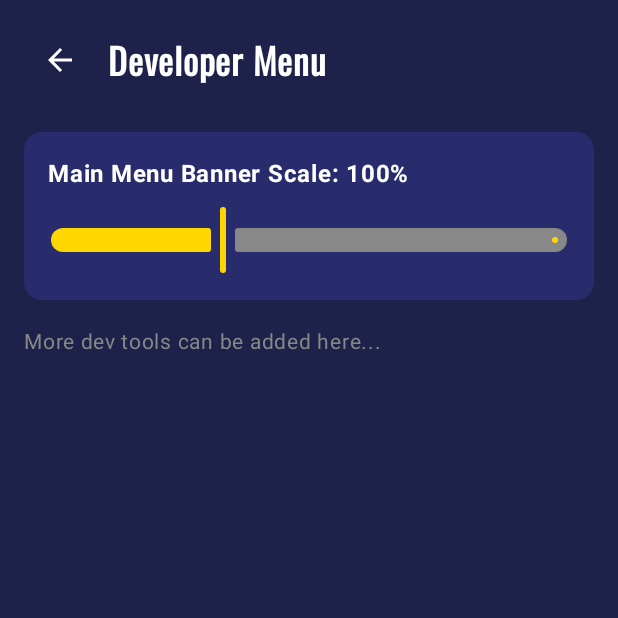
After one commit to craig6412/BetterBlocks, an Android app built with Jetpack Compose: the DeveloperActivity screen opened directly, with no data from a screen before it, on a phone screen of 412 x 824 dp, the top half of it. The commit adds this screen. Run offline under Robolectric (Android 15) with nearby library versions, the phone set to English and light mode, and no system bars.

Commit message:
Making this commit because i am about to switch over to using photoshop for our blocks our banner for the main menu to get it all looking Nice.

```diff
--- /dev/null
+++ b/app/src/main/java/com/betterblocks/DeveloperActivity.kt
@@ -0,0 +1,33 @@
+package com.betterblocks
+
+import android.os.Bundle
+import androidx.activity.ComponentActivity
+import androidx.activity.compose.setContent
+import androidx.compose.foundation.layout.fillMaxSize
+import androidx.compose.material3.MaterialTheme
+import androidx.compose.material3.Surface
+import androidx.compose.ui.Modifier
+import com.betterblocks.ui.DeveloperScreen
+import com.betterblocks.ui.theme.BetterBlocksTheme
+
+class DeveloperActivity : ComponentActivity() {
+    override fun onCreate(savedInstanceState: Bundle?) {
+        super.onCreate(savedInstanceState)
+        setContent {
+            BetterBlocksTheme {
+                // A surface container using the 'background' color from the theme
+                Surface(
+                    modifier = Modifier.fillMaxSize(),
+                    color = MaterialTheme.colorScheme.background
+                ) {
+                    DeveloperScreen(
+                        onBackClicked = {
+                            // Close this activity and return to the previous one (Main Menu)
+                            finish()
+                        }
+                    )
+                }
+            }
+        }
+    }
+}
--- /dev/null
+++ b/app/src/main/java/com/betterblocks/DeveloperScreen.kt
@@ -0,0 +1,87 @@
+package com.betterblocks.ui
+
+import androidx.compose.foundation.background
+import androidx.compose.foundation.layout.*
+import androidx.compose.material.icons.Icons
+import androidx.compose.material.icons.filled.ArrowBack
+import androidx.compose.material3.*
+import androidx.compose.runtime.Composable
+import androidx.compose.ui.Alignment
+import androidx.compose.ui.Modifier
+import androidx.compose.ui.graphics.Color
+import androidx.compose.ui.text.font.FontWeight
+import androidx.compose.ui.unit.dp
+import androidx.compose.ui.unit.sp
+import com.betterblocks.GameSettings
+
+@Composable
+fun DeveloperScreen(onBackClicked: () -> Unit) {
+    // Read the current scale directly from our singleton
+    val currentScale = GameSettings.bannerScale.value
+
+    Surface(
+        modifier = Modifier.fillMaxSize(),
+        color = DarkBackground // Reusing your theme color
+    ) {
+        Column(
+            modifier = Modifier
+                .fillMaxSize()
+                .padding(16.dp)
+        ) {
+            // Header
+            Row(
+                verticalAlignment = Alignment.CenterVertically,
+                modifier = Modifier.padding(bottom = 24.dp)
+            ) {
+                IconButton(onClick = onBackClicked) {
+                    Icon(Icons.Default.ArrowBack, contentDescription = "Back", tint = LightText)
+                }
+                Text(
+                    text = "Developer Menu",
+                    color = LightText,
+                    fontSize = 24.sp,
+                    fontWeight = FontWeight.Bold,
+                    fontFamily = Oswald,
+                    modifier = Modifier.padding(start = 8.dp)
+                )
+            }
+
+            // --- Banner Scale Setting ---
+            Card(
+                colors = CardDefaults.cardColors(containerColor = DeepBlue),
+                modifier = Modifier.fillMaxWidth()
+            ) {
+                Column(modifier = Modifier.padding(16.dp)) {
+                    Text(
+                        text = "Main Menu Banner Scale: ${(currentScale * 100).toInt()}%",
+                        color = LightText,
+                        fontWeight = FontWeight.Bold,
+                        modifier = Modifier.padding(bottom = 8.dp)
+                    )
+
+                    Slider(
+                        value = currentScale,
+                        onValueChange = { newValue ->
+                            // Update the global setting immediately
+                            GameSettings.bannerScale.value = newValue
+                        },
+                        valueRange = 0.5f..2.0f, // Allow scaling from 50% to 200%
+                        colors = SliderDefaults.colors(
+                            thumbColor = CoinGold,
+                            activeTrackColor = CoinGold,
+                            inactiveTrackColor = Color.Gray
+                        )
+                    )
+                }
+            }
+
+            Spacer(modifier = Modifier.height(16.dp))
+
+            Text(
+                text = "More dev tools can be added here...",
+                color = Color.Gray,
+                fontSize = 14.sp
+            )
+        }
+    }
+}
--- /dev/null
+++ b/app/src/main/java/com/betterblocks/GameSettings.kt
@@ -0,0 +1,12 @@
+package com.betterblocks
+
+import androidx.compose.runtime.mutableFloatStateOf
+
+/**
+ * A simple singleton to hold game settings in memory for this session.
+ * In a full app, you would save these to SharedPreferences or DataStore.
+ */
+object GameSettings {
+    // Default scale is 1.0f (100%)
+    var bannerScale = mutableFloatStateOf(1.0f)
+}
```
Also changed, not shown: app/src/main/AndroidManifest.xml (+23 -3 lines), app/src/main/java/com/betterblocks/GameModel.kt (+17 -24 lines), app/src/main/java/com/betterblocks/GameScreen.kt (+40 -27 lines), app/src/main/java/com/betterblocks/GameViewModel.kt (+90 -53 lines), app/src/main/java/com/betterblocks/MainActivity.kt (+35 -35 lines), app/src/main/java/com/betterblocks/MainMenuScreen.kt (added, +187 -0 lines), 1 other file.
